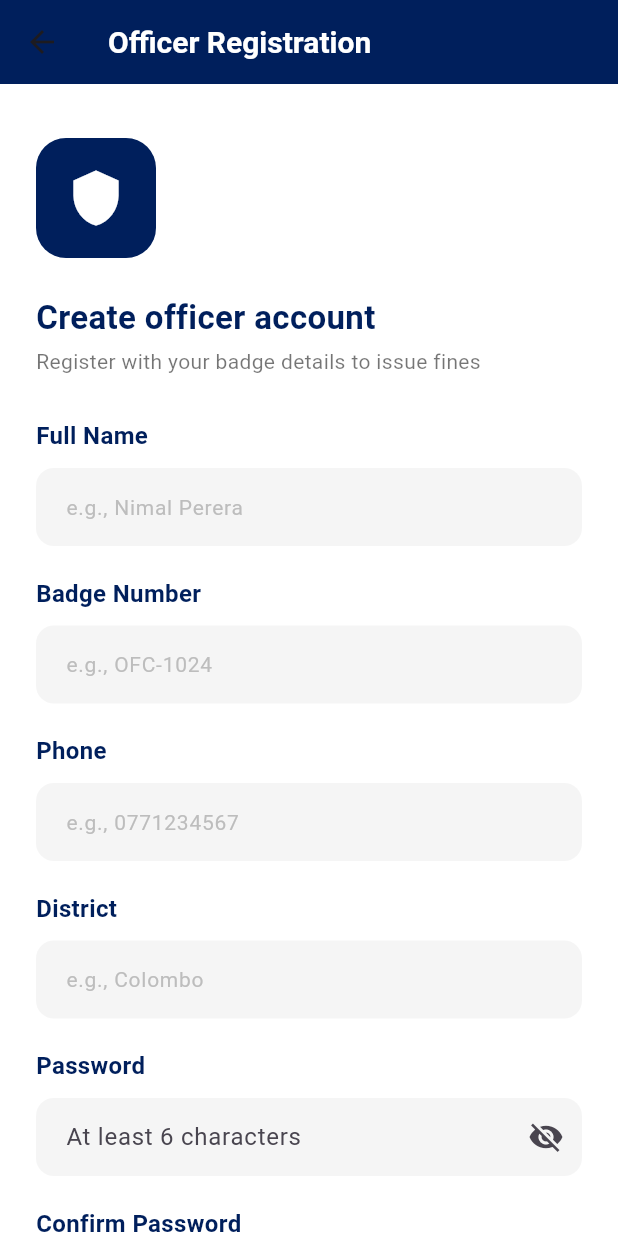
After one commit to tanuri2002/traffic-fine-system, a Flutter app: the OfficerRegisterScreen screen opened by its route, on a phone screen of 412 x 824 dp. The commit adds this screen. Run offline on Flutter 3.47's test engine with Material 3 defaults, Android fonts, the phone set to English and light mode, and no system bars; our stand-ins replace flutter_secure_storage, shared_preferences; accounts and stored records are empty.

Commit message:
officer register screen added

```diff
--- a/mobile-app/flutter_ui/lib/main.dart
+++ b/mobile-app/flutter_ui/lib/main.dart
@@ -13,6 +13,7 @@ import 'models/fine_model.dart';
 import 'services/api_service.dart';
 import 'services/config.dart';
 import 'controllers/fine_controller.dart';
+import 'screens/officer_register_screen.dart';
 
 void main() {
   // Use app config to select backend URLs.
@@ -62,6 +63,8 @@ class MyApp extends StatelessWidget {
             return MaterialPageRoute(builder: (_) => const RoleGate());
           case '/officer-login':
             return MaterialPageRoute(builder: (_) => const OfficerLoginScreen());
+            case '/officer-register':
+  return MaterialPageRoute(builder: (_) => const OfficerRegisterScreen());
           case '/login':
             return MaterialPageRoute(builder: (_) => const LoginScreen());
           case '/register':
--- a/mobile-app/flutter_ui/lib/screens/officer_login_screen.dart
+++ b/mobile-app/flutter_ui/lib/screens/officer_login_screen.dart
@@ -135,6 +135,17 @@ class _OfficerLoginScreenState extends State<OfficerLoginScreen> {
                       isLoading: _isLoading,
                       onPressed: _handleLogin,
                     ),
+                    const SizedBox(height: 12),
+                    Align(
+                      alignment: Alignment.center,
+                      child: TextButton(
+                        onPressed: () => Navigator.pushNamed(context, '/officer-register'),
+                        child: const Text(
+                          "Don't have an account? Register",
+                          style: TextStyle(fontWeight: FontWeight.w600),
+                        ),
+                      ),
+                    ),
                   ],
                 ),
               ),
--- /dev/null
+++ b/mobile-app/flutter_ui/lib/screens/officer_register_screen.dart
@@ -0,0 +1,226 @@
+import 'package:flutter/material.dart';
+import '../services/officer_auth_service.dart';
+import '../widgets/custom_text_field.dart';
+import '../widgets/custom_button.dart';
+
+class OfficerRegisterScreen extends StatefulWidget {
+  const OfficerRegisterScreen({Key? key}) : super(key: key);
+
+  @override
+  State<OfficerRegisterScreen> createState() => _OfficerRegisterScreenState();
+}
+
+class _OfficerRegisterScreenState extends State<OfficerRegisterScreen> {
+  final _formKey = GlobalKey<FormState>();
+  final _badgeNumberController = TextEditingController();
+  final _nameController = TextEditingController();
+  final _phoneController = TextEditingController();
+  final _districtController = TextEditingController();
+  final _passwordController = TextEditingController();
+  final _confirmPasswordController = TextEditingController();
+  final _authService = OfficerAuthService();
+
+  bool _isLoading = false;
+  bool _obscure = true;
+  String? _error;
+
+  @override
+  void dispose() {
+    _badgeNumberController.dispose();
+    _nameController.dispose();
+    _phoneController.dispose();
+    _districtController.dispose();
+    _passwordController.dispose();
+    _confirmPasswordController.dispose();
+    super.dispose();
+  }
+
+  Future<void> _handleRegister() async {
+    if (!_formKey.currentState!.validate()) return;
+
+    setState(() {
+      _isLoading = true;
+      _error = null;
+    });
+
+    final result = await _authService.register(
+      badgeNumber: _badgeNumberController.text.trim(),
+      name: _nameController.text.trim(),
+      phone: _phoneController.text.trim(),
+      district: _districtController.text.trim(),
+      password: _passwordController.text,
+    );
+
+    if (!mounted) return;
+    setState(() => _isLoading = false);
+
+    if (result['success'] == true) {
+      ScaffoldMessenger.of(context).showSnackBar(
+        const SnackBar(content: Text('Registration successful. Please log in.')),
+      );
+      Navigator.pop(context);
+    } else {
+      setState(() => _error = result['message'] ?? 'Registration failed');
+    }
+  }
+
+  @override
+  Widget build(BuildContext context) {
+    return Scaffold(
+      backgroundColor: Colors.white,
+      appBar: AppBar(
+        title: const Text('Officer Registration'),
+        backgroundColor: const Color(0xFF001F5C),
+      ),
+      body: SafeArea(
+        child: Center(
+          child: SingleChildScrollView(
+            padding: const EdgeInsets.all(24.0),
+            child: ConstrainedBox(
+              constraints: const BoxConstraints(maxWidth: 480),
+              child: Form(
+                key: _formKey,
+                child: Column(
+                  crossAxisAlignment: CrossAxisAlignment.start,
+                  children: [
+                    const SizedBox(height: 12),
+                    Container(
+                      width: 80,
+                      height: 80,
+                      alignment: Alignment.center,
+                      decoration: BoxDecoration(
+                        color: const Color(0xFF001F5C),
+                        borderRadius: BorderRadius.circular(20),
+                      ),
+                      child: const Icon(Icons.shield, color: Colors.white, size: 40),
+                    ),
+                    const SizedBox(height: 24),
+                    const Text(
+                      'Create officer account',
+                      style: TextStyle(fontSize: 22, fontWeight: FontWeight.bold, color: Color(0xFF001F5C)),
+                    ),
+                    const SizedBox(height: 4),
+                    const Text(
+                      'Register with your badge details to issue fines',
+                      style: TextStyle(fontSize: 14, color: Colors.black54),
+                    ),
+                    const SizedBox(height: 28),
+
+                    CustomTextField(
+                      label: 'Full Name',
+                      hintText: 'e.g., Nimal Perera',
+                      controller: _nameController,
+                      validator: (v) => (v == null || v.trim().isEmpty) ? 'Enter full name' : null,
+                    ),
+
+                    CustomTextField(
+                      label: 'Badge Number',
+                      hintText: 'e.g., OFC-1024',
+                      controller: _badgeNumberController,
+                      validator: (v) => (v == null || v.trim().isEmpty) ? 'Enter your badge number' : null,
+                    ),
+
+                    CustomTextField(
+                      label: 'Phone',
+                      hintText: 'e.g., 0771234567',
+                      controller: _phoneController,
+                      keyboardType: TextInputType.phone,
+                      validator: (v) => (v == null || v.trim().isEmpty) ? 'Enter your phone number' : null,
+                    ),
+
+                    CustomTextField(
+                      label: 'District',
+                      hintText: 'e.g., Colombo',
+                      controller: _districtController,
+                      validator: (v) => (v == null || v.trim().isEmpty) ? 'Enter your district' : null,
+                    ),
+
+                    const Text(
+                      'Password',
+                      style: TextStyle(fontSize: 16, fontWeight: FontWeight.w600, color: Color(0xFF001F5C)),
+                    ),
+                    const SizedBox(height: 10),
+                    TextFormField(
+                      controller: _passwordController,
+                      obscureText: _obscure,
+                      validator: (v) {
+                        final s = v ?? '';
+                        if (s.isEmpty) return 'Enter password';
+                        if (s.length < 6) return 'Password must be at least 6 characters';
+                        return null;
+                      },
+                      decoration: InputDecoration(
+                        hintText: 'At least 6 characters',
+                        filled: true,
+                        fillColor: Colors.grey[100],
+                        border: OutlineInputBorder(
+                          borderRadius: BorderRadius.circular(12),
+                          borderSide: BorderSide.none,
+                        ),
+                        contentPadding: const EdgeInsets.symmetric(horizontal: 16, vertical: 14),
+                        suffixIcon: IconButton(
+                          onPressed: () => setState(() => _obscure = !_obscure),
+                          icon: Icon(_obscure ? Icons.visibility_off : Icons.visibility),
+                        ),
+                      ),
+                    ),
+                    const SizedBox(height: 20),
+
+                    const Text(
+                      'Confirm Password',
+                      style: TextStyle(fontSize: 16, fontWeight: FontWeight.w600, color: Color(0xFF001F5C)),
+                    ),
+                    const SizedBox(height: 10),
+                    TextFormField(
+                      controller: _confirmPasswordController,
+                      obscureText: _obscure,
+                      validator: (v) {
+                        if (v != _passwordController.text) return 'Passwords do not match';
+                        return null;
+                      },
+                      decoration: InputDecoration(
+                        hintText: 'Re-enter password',
+                        filled: true,
+                        fillColor: Colors.grey[100],
+                        border: OutlineInputBorder(
+                          borderRadius: BorderRadius.circular(12),
+                          borderSide: BorderSide.none,
+                        ),
+                        contentPadding: const EdgeInsets.symmetric(horizontal: 16, vertical: 14),
+                      ),
+                    ),
+                    const SizedBox(height: 12),
+
+                    if (_error != null) ...[
+                      Text(_error!, style: const TextStyle(color: Colors.red)),
+                      const SizedBox(height: 12),
+                    ],
+
+                    const SizedBox(height: 12),
+                    CustomButton(
+                      text: 'Register',
+                      isLoading: _isLoading,
+                      onPressed: _handleRegister,
+                    ),
+                    const SizedBox(height: 12),
+
+                    Align(
+                      alignment: Alignment.center,
+                      child: TextButton(
+                        onPressed: () => Navigator.pop(context),
+                        child: const Text(
+                          'Already have an account? Login',
+                          style: TextStyle(fontWeight: FontWeight.w600),
+                        ),
+                      ),
+                    ),
+                  ],
+                ),
+              ),
+            ),
+          ),
+        ),
+      ),
+    );
+  }
+}
--- a/mobile-app/flutter_ui/lib/services/officer_auth_service.dart
+++ b/mobile-app/flutter_ui/lib/services/officer_auth_service.dart
@@ -30,6 +30,39 @@ class OfficerAuthService {
       return false;
     }
   }
+  Future<Map<String, dynamic>> register({
+  required String badgeNumber,
+  required String name,
+  required String phone,
+  required String district,
+  required String password,
+}) async {
+  try {
+    final resp = await http.post(
+      Uri.parse('$baseUrl/auth/register'),
+      headers: {'Content-Type': 'application/json'},
+      body: jsonEncode({
+        'badgeNumber': badgeNumber,
+        'name': name,
+        'phone': phone,
+        'district': district,
+        'password': password,
+      }),
+    );
+
+    if (resp.statusCode == 201 || resp.statusCode == 200) {
+      return {'success': true};
+    }
+
+    final body = jsonDecode(resp.body);
+    return {
+      'success': false,
+      'message': body['message'] ?? 'Registration failed',
+    };
+  } catch (_) {
+    return {'success': false, 'message': 'Could not reach server'};
+  }
+}
 
   Future<String?> getToken() async {
     final prefs = await SharedPreferences.getInstance();
```
Also changed, not shown: mobile-app/flutter_ui/pubspec.lock.
